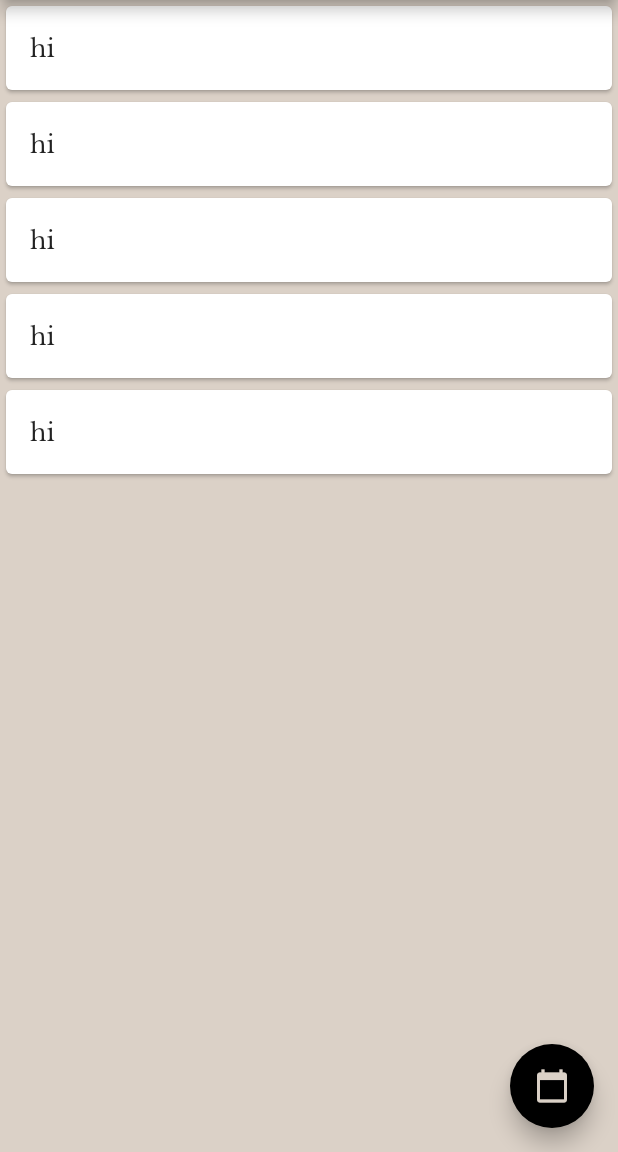
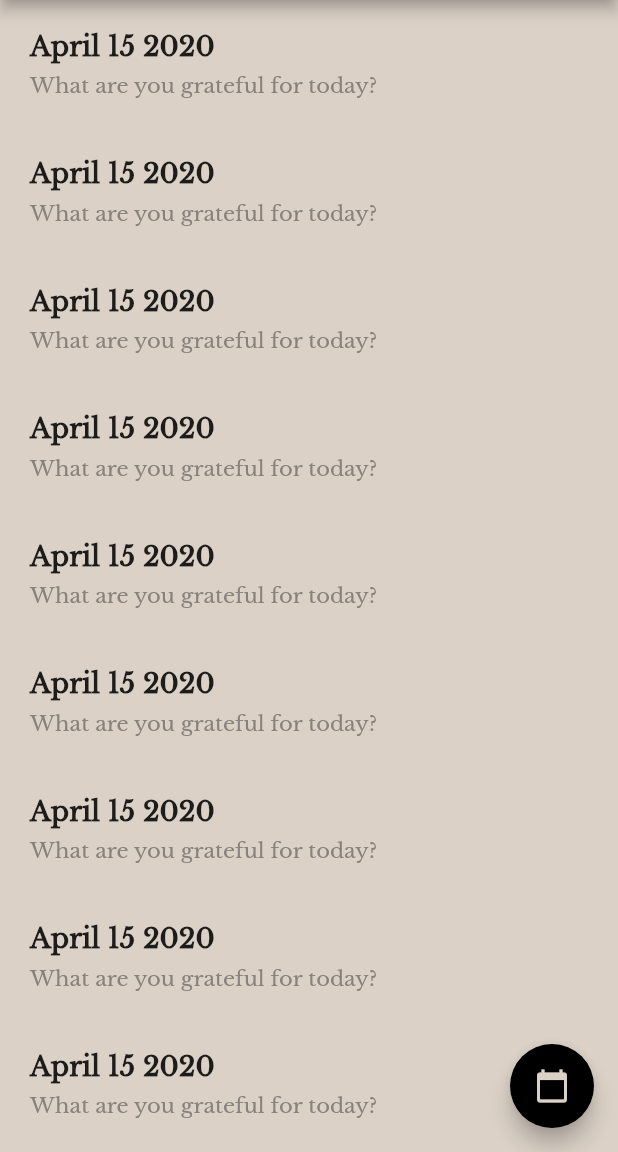
Before and after one commit to MatthieuNadeau96/Presently_clone, a Flutter app: the screen it shows after launch, on a phone screen of 412 x 824 dp, the part 84-1236 px from its top. Run offline on Flutter 3.47's test engine with Material 2 defaults, Android fonts, the phone set to English and light mode, and no system bars.

Commit message:
More styling to the DayCard

```diff
--- a/lib/main.dart
+++ b/lib/main.dart
@@ -15,7 +15,9 @@ class MyApp extends StatelessWidget {
         primaryColor: Color(0xffDBD1C7),
         accentColor: Colors.black,
         primaryTextTheme: TextTheme(
-          title: TextStyle(color: Theme.of(context).primaryColor),
+          title: TextStyle(
+            color: Color(0xff89827C),
+          ),
         ),
       ),
       home: MyHomePage(),
@@ -57,7 +59,7 @@ class MyHomePage extends StatelessWidget {
       ),
       backgroundColor: Theme.of(context).primaryColor,
       body: ListView.builder(
-          itemCount: 5,
+          itemCount: 10,
           itemBuilder: (BuildContext context, int index) {
             return DayCard();
           }),
--- a/lib/widgets/day_card.dart
+++ b/lib/widgets/day_card.dart
@@ -4,8 +4,29 @@ class DayCard extends StatelessWidget {
   @override
   Widget build(BuildContext context) {
     return Card(
-      child: ListTile(
-        title: Text('hi'),
+      elevation: 0,
+      color: Theme.of(context).primaryColor,
+      child: Padding(
+        padding: const EdgeInsets.all(16.0),
+        child: Column(
+          crossAxisAlignment: CrossAxisAlignment.start,
+          children: <Widget>[
+            Text(
+              'April 15 2020',
+              style: TextStyle(
+                fontSize: 18,
+                fontWeight: FontWeight.bold,
+              ),
+            ),
+            SizedBox(height: 6),
+            Text(
+              'What are you grateful for today?',
+              style: TextStyle(
+                color: Color(0xff89827C),
+              ),
+            ),
+          ],
+        ),
       ),
     );
   }
```
